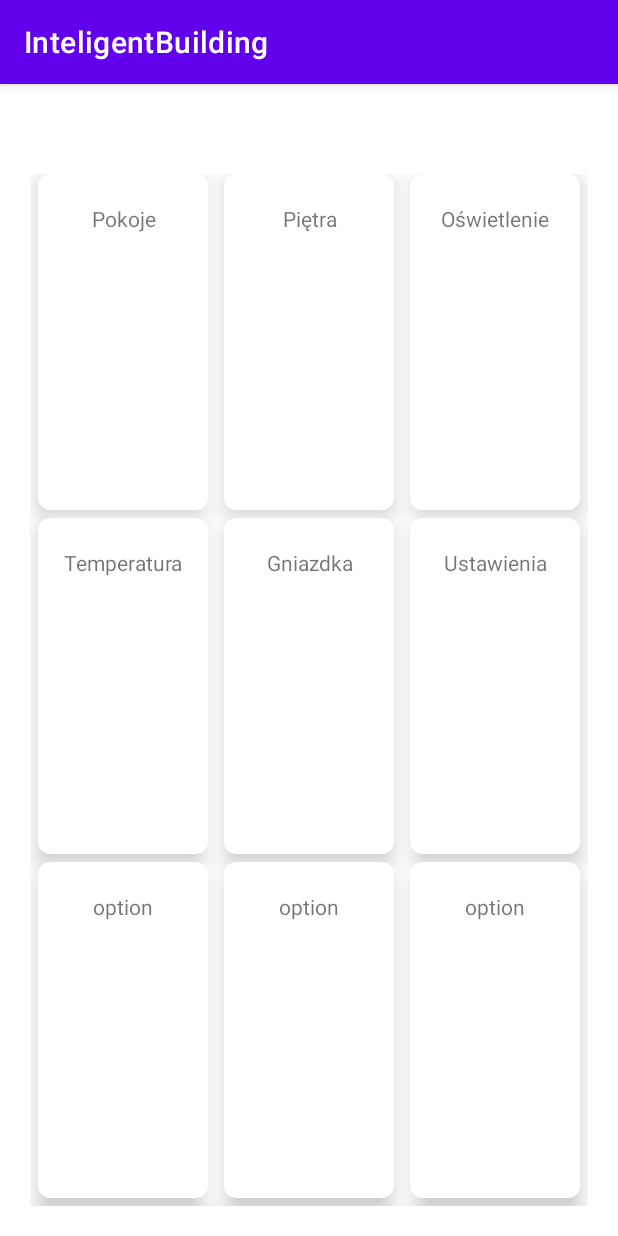
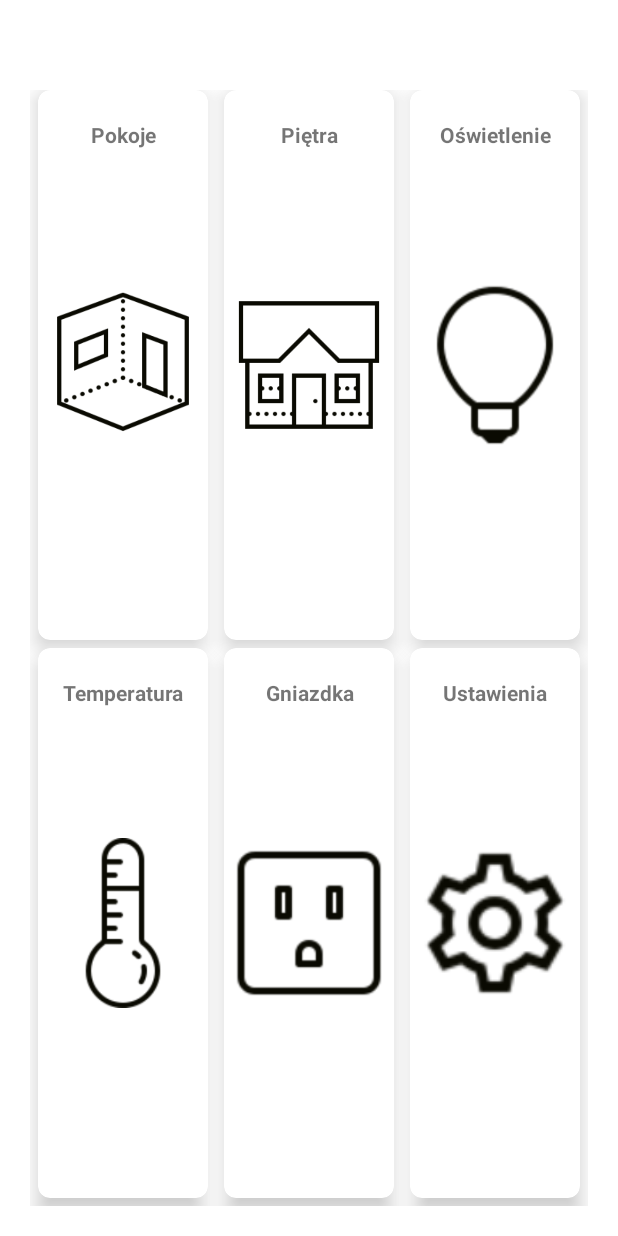
Before and after one commit to JakubManka/InteligentBuilding, an Android app: the screen it shows after launch (MainActivity), on a phone screen of 412 x 824 dp. Run offline under Robolectric (Android 15) with nearby library versions, the phone set to English and light mode, and no system bars.

Commit message:
refactor xml files

```diff
--- a/app/src/main/res/layout/main_menu.xml
+++ b/app/src/main/res/layout/main_menu.xml
@@ -37,14 +37,18 @@
             app:cardElevation="8dp">
 
             <TextView
+                android:id="@+id/roomsMenu"
                 android:layout_width="match_parent"
                 android:layout_height="match_parent"
                 android:layout_marginTop="20dp"
                 android:text="@string/pokoje"
-                android:id="@+id/roomsMenu"
-                android:textAlignment="center">
+                android:textAlignment="center"
+                android:textStyle="bold" />
 
-            </TextView>
+            <ImageView
+                android:layout_width="match_parent"
+                android:layout_height="match_parent"
+                android:src="@drawable/room" />
 
         </androidx.cardview.widget.CardView>
 
@@ -62,84 +66,19 @@
             app:cardElevation="8dp">
 
             <TextView
+                android:id="@+id/floorsMenu"
                 android:layout_width="match_parent"
                 android:layout_height="match_parent"
                 android:layout_marginTop="20dp"
                 android:text="@string/pietra"
-                android:id="@+id/floorsMenu"
-                android:textAlignment="center">
+                android:textAlignment="center"
+                android:textStyle="bold" />
 
-            </TextView>
-        </androidx.cardview.widget.CardView>
-
-        <androidx.cardview.widget.CardView
-            android:layout_width="0dp"
-            android:layout_height="0dp"
-            android:layout_rowWeight="2"
-            android:layout_columnWeight="1"
-            android:layout_marginLeft="5dp"
-            android:layout_marginRight="5dp"
-            android:layout_marginBottom="5dp"
-            android:clickable="true"
-            android:focusable="true"
-            app:cardCornerRadius="8dp"
-            app:cardElevation="8dp">
-
-            <TextView
+            <ImageView
                 android:layout_width="match_parent"
                 android:layout_height="match_parent"
-                android:layout_marginTop="20dp"
-                android:text="@string/oswietlenie"
-                android:id="@+id/lightsMenu"
-                android:textAlignment="center">
-            </TextView>
-        </androidx.cardview.widget.CardView>
+                android:src="@drawable/house" />
 
-        <androidx.cardview.widget.CardView
-            android:layout_width="0dp"
-            android:layout_height="0dp"
-            android:layout_rowWeight="2"
-            android:layout_columnWeight="1"
-            android:layout_marginLeft="5dp"
-            android:layout_marginRight="5dp"
-            android:layout_marginBottom="5dp"
-            android:clickable="true"
-            android:focusable="true"
-            app:cardCornerRadius="8dp"
-            app:cardElevation="8dp">
-
-            <TextView
-                android:layout_width="match_parent"
-                android:layout_height="match_parent"
-                android:layout_marginTop="20dp"
-                android:text="@string/temperatura"
-                android:id="@+id/temperatureMenu"
-                android:textAlignment="center">
-            </TextView>
-        </androidx.cardview.widget.CardView>
-
-        <androidx.cardview.widget.CardView
-            android:layout_width="0dp"
-            android:layout_height="0dp"
-            android:layout_rowWeight="2"
-            android:layout_columnWeight="1"
-            android:layout_marginLeft="5dp"
-            android:layout_marginRight="5dp"
-            android:layout_marginBottom="5dp"
-            android:clickable="true"
-            android:focusable="true"
-            app:cardCornerRadius="8dp"
-            app:cardElevation="8dp">
-
-            <TextView
-                android:layout_width="match_parent"
-                android:layout_height="match_parent"
-                android:layout_marginTop="20dp"
-                android:text="@string/gniazdka"
-                android:id="@+id/socketsMenu"
-                android:textAlignment="center">
-
-            </TextView>
 
         </androidx.cardview.widget.CardView>
 
@@ -157,14 +96,74 @@
             app:cardElevation="8dp">
 
             <TextView
+                android:id="@+id/lightsMenu"
                 android:layout_width="match_parent"
                 android:layout_height="match_parent"
                 android:layout_marginTop="20dp"
-                android:text="@string/ustawienia"
-                android:id="@+id/settingsMenu"
-                android:textAlignment="center">
+                android:text="@string/oswietlenie"
+                android:textAlignment="center"
+                android:textStyle="bold" />
 
-            </TextView>
+            <ImageView
+                android:layout_width="match_parent"
+                android:layout_height="match_parent"
+                android:src="@drawable/lightning" />
+        </androidx.cardview.widget.CardView>
+
+        <androidx.cardview.widget.CardView
+            android:layout_width="0dp"
+            android:layout_height="0dp"
+            android:layout_rowWeight="2"
+            android:layout_columnWeight="1"
+            android:layout_marginLeft="5dp"
+            android:layout_marginRight="5dp"
+            android:layout_marginBottom="5dp"
+            android:clickable="true"
+            android:focusable="true"
+            app:cardCornerRadius="8dp"
+            app:cardElevation="8dp">
+
+            <TextView
+                android:id="@+id/temperatureMenu"
+                android:layout_width="match_parent"
+                android:layout_height="match_parent"
+                android:layout_marginTop="20dp"
+                android:text="@string/temperatura"
+                android:textAlignment="center"
+                android:textStyle="bold" />
+
+            <ImageView
+                android:layout_width="match_parent"
+                android:layout_height="match_parent"
+                android:src="@drawable/temperature" />
+        </androidx.cardview.widget.CardView>
+
+        <androidx.cardview.widget.CardView
+            android:layout_width="0dp"
+            android:layout_height="0dp"
+            android:layout_rowWeight="2"
+            android:layout_columnWeight="1"
+            android:layout_marginLeft="5dp"
+            android:layout_marginRight="5dp"
+            android:layout_marginBottom="5dp"
+            android:clickable="true"
+            android:focusable="true"
+            app:cardCornerRadius="8dp"
+            app:cardElevation="8dp">
+
+            <TextView
+                android:id="@+id/socketsMenu"
+                android:layout_width="match_parent"
+                android:layout_height="match_parent"
+                android:layout_marginTop="20dp"
+                android:text="@string/gniazdka"
+                android:textAlignment="center"
+                android:textStyle="bold" />
+
+            <ImageView
+                android:layout_width="match_parent"
+                android:layout_height="match_parent"
+                android:src="@drawable/socket" />
 
         </androidx.cardview.widget.CardView>
 
@@ -182,63 +181,18 @@
             app:cardElevation="8dp">
 
             <TextView
+                android:id="@+id/settingsMenu"
                 android:layout_width="match_parent"
                 android:layout_height="match_parent"
                 android:layout_marginTop="20dp"
-                android:text="option"
-                android:textAlignment="center">
+                android:text="@string/ustawienia"
+                android:textAlignment="center"
+                android:textStyle="bold" />
 
-            </TextView>
-
-        </androidx.cardview.widget.CardView>
-
-        <androidx.cardview.widget.CardView
-            android:layout_width="0dp"
-            android:layout_height="0dp"
-            android:layout_rowWeight="2"
-            android:layout_columnWeight="1"
-            android:layout_marginLeft="5dp"
-            android:layout_marginRight="5dp"
-            android:layout_marginBottom="5dp"
-            android:clickable="true"
-            android:focusable="true"
-            app:cardCornerRadius="8dp"
-            app:cardElevation="8dp">
-
-            <TextView
+            <ImageView
                 android:layout_width="match_parent"
                 android:layout_height="match_parent"
-                android:layout_marginTop="20dp"
-                android:text="option"
-                android:textAlignment="center">
-
-            </TextView>
-
+                android:src="@drawable/settings" />
         </androidx.cardview.widget.CardView>
-
-        <androidx.cardview.widget.CardView
-            android:layout_width="0dp"
-            android:layout_height="0dp"
-            android:layout_rowWeight="2"
-            android:layout_columnWeight="1"
-            android:layout_marginLeft="5dp"
-            android:layout_marginRight="5dp"
-            android:layout_marginBottom="5dp"
-            android:clickable="true"
-            android:focusable="true"
-            app:cardCornerRadius="8dp"
-            app:cardElevation="8dp">
-
-            <TextView
-                android:layout_width="match_parent"
-                android:layout_height="match_parent"
-                android:layout_marginTop="20dp"
-                android:text="option"
-                android:textAlignment="center">
-
-            </TextView>
-
-        </androidx.cardview.widget.CardView>
-
     </GridLayout>
 </LinearLayout>
--- a/app/src/main/res/values/themes.xml
+++ b/app/src/main/res/values/themes.xml
@@ -1,6 +1,6 @@
 <resources xmlns:tools="http://schemas.android.com/tools">
     <!-- Base application theme. -->
-    <style name="Theme.InteligentBuilding" parent="Theme.MaterialComponents.DayNight.DarkActionBar">
+    <style name="Theme.InteligentBuilding" parent="Theme.MaterialComponents.DayNight.NoActionBar">
         <!-- Primary brand color. -->
         <item name="colorPrimary">@color/purple_500</item>
         <item name="colorPrimaryVariant">@color/purple_700</item>
```
Also changed, not shown: app/src/main/res/layout/activity_light.xml (+47 -46 lines).
